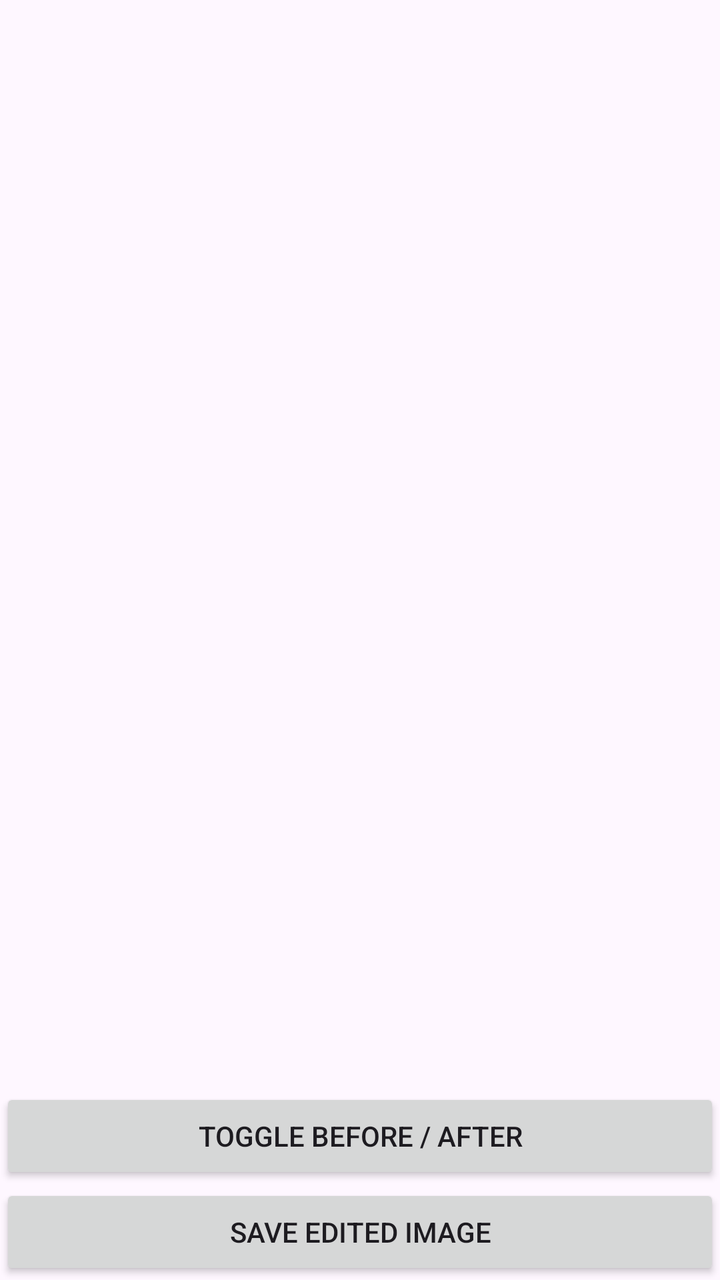
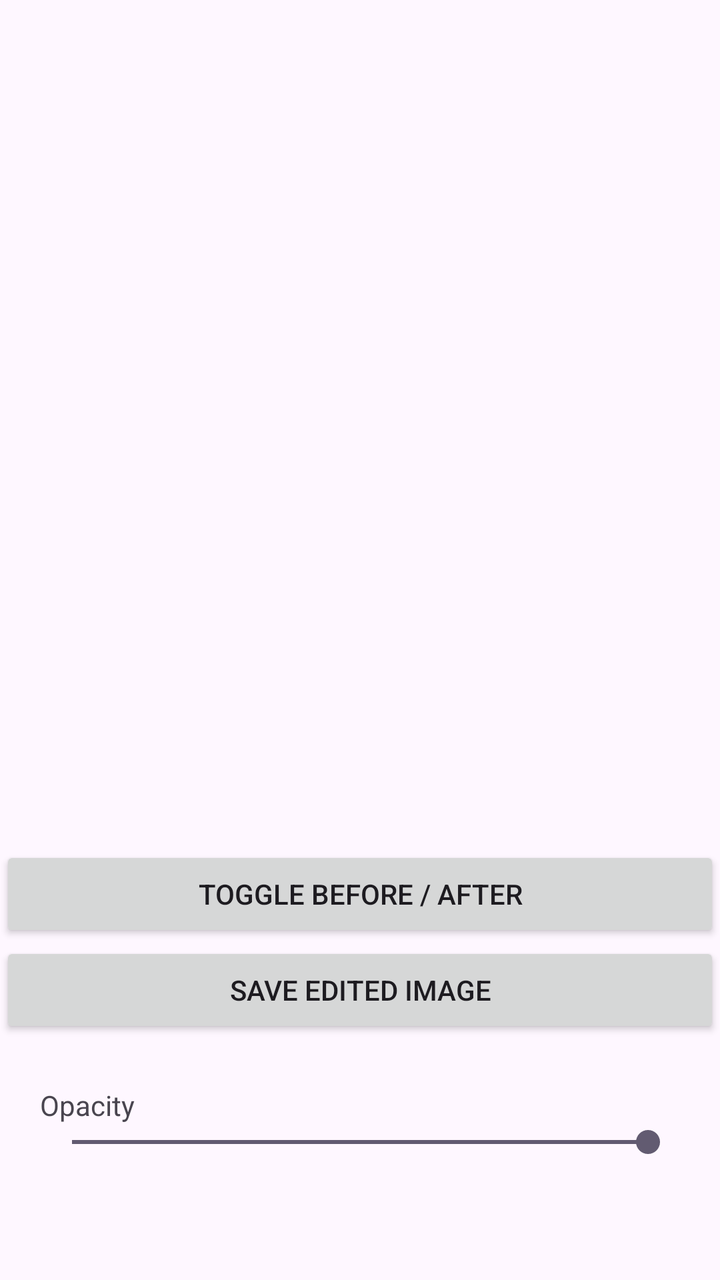

An Android layout rendered at two revisions. The XML below is the earlier revision; the diff shows what the commit changed to produce the second picture.
<!-- AndroidManifest.xml: application theme Theme.WallVistaAR -->
<!-- res/layout/activity_preview.xml -->
<?xml version="1.0" encoding="utf-8"?>
<LinearLayout
    xmlns:android="http://schemas.android.com/apk/res/android"
    android:orientation="vertical"
    android:layout_width="match_parent"
    android:layout_height="match_parent">

    <ImageView
        android:id="@+id/imagePreview"
        android:layout_width="match_parent"
        android:layout_height="0dp"
        android:layout_weight="1"
        android:scaleType="fitCenter"/>


    <Button
        android:id="@+id/btnToggle"
        android:layout_width="match_parent"
        android:layout_height="wrap_content"
        android:text="Toggle Before / After"/>

    <Button
        android:id="@+id/btnSave"
        android:layout_width="match_parent"
        android:layout_height="wrap_content"
        android:text="Save Edited Image"/>

    <HorizontalScrollView
        android:layout_width="match_parent"
        android:layout_height="wrap_content">

        <LinearLayout
            android:id="@+id/colorContainer"
            android:orientation="horizontal"
            android:layout_width="wrap_content"
            android:layout_height="wrap_content"/>
    </HorizontalScrollView>

</LinearLayout>
<!-- resources referenced by this layout -->
<resources>
  <style name="Theme.WallVistaAR" parent="Base.Theme.WallVistaAR" />
  <style name="Base.Theme.WallVistaAR" parent="Theme.Material3.DayNight.NoActionBar">
          
          
      </style>
</resources>

<!-- the commit's change to res/layout/activity_preview.xml (unified diff, before → after) -->
@@ -9,9 +9,26 @@
         android:id="@+id/imagePreview"
         android:layout_width="match_parent"
         android:layout_height="0dp"
-        android:layout_weight="1"
+        android:layout_weight="1" android:visibility="gone"
         android:scaleType="fitCenter"/>
 
+    <FrameLayout
+        android:layout_width="match_parent"
+        android:layout_height="0dp"
+        android:layout_weight="1">
+
+        <ImageView
+            android:id="@+id/originalImage"
+            android:layout_width="match_parent"
+            android:layout_height="match_parent"
+            android:scaleType="fitCenter"/>
+
+        <ImageView
+            android:id="@+id/effectImage"
+            android:layout_width="match_parent"
+            android:layout_height="match_parent"
+            android:scaleType="fitCenter"/>
+    </FrameLayout>
 
     <Button
         android:id="@+id/btnToggle"
@@ -36,4 +53,34 @@
             android:layout_height="wrap_content"/>
     </HorizontalScrollView>
 
+    <HorizontalScrollView
+        android:layout_width="match_parent"
+        android:layout_height="wrap_content"
+        android:layout_marginTop="12dp">
+
+        <LinearLayout
+            android:id="@+id/wallpaperContainer"
+            android:orientation="horizontal"
+            android:layout_width="wrap_content"
+            android:layout_height="wrap_content"/>
+    </HorizontalScrollView>
+
+    <TextView
+        android:layout_width="wrap_content"
+        android:layout_height="wrap_content"
+        android:text="Opacity"
+        android:layout_marginStart="20dp"
+        android:layout_marginTop="12dp"/>
+
+    <SeekBar
+        android:id="@+id/opacitySeekBar"
+        android:layout_width="match_parent"
+        android:layout_height="wrap_content"
+        android:max="100"
+        android:layout_marginStart="20dp"
+        android:layout_marginEnd="20dp"
+        android:progress="100"/>
+    <View
+        android:layout_width="match_parent"
+        android:layout_height="60dp"/>
 </LinearLayout>
